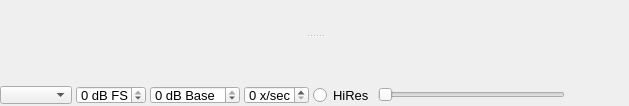
Qt form application/spectrumwidget.ui (oldscienceguy/PebbleSDR) before a commit.
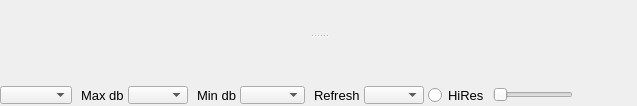
The same form after that commit.

```diff
--- a/application/spectrumwidget.ui
+++ b/application/spectrumwidget.ui
@@ -261,16 +261,25 @@
            </widget>
           </item>
           <item>
-           <widget class="QSpinBox" name="maxDbBox">
-            <property name="minimumSize">
-             <size>
-              <width>0</width>
-              <height>18</height>
-             </size>
+           <widget class="QLabel" name="label">
+            <property name="font">
+             <font>
+              <pointsize>10</pointsize>
+             </font>
             </property>
+            <property name="text">
+             <string>Max db</string>
+            </property>
+            <property name="indent">
+             <number>5</number>
+            </property>
+           </widget>
+          </item>
+          <item>
+           <widget class="QComboBox" name="maxDbBox">
             <property name="maximumSize">
              <size>
-              <width>70</width>
+              <width>60</width>
               <height>18</height>
              </size>
             </property>
@@ -279,37 +288,31 @@
               <pointsize>10</pointsize>
              </font>
             </property>
-            <property name="suffix">
-             <string> dB FS</string>
-            </property>
-            <property name="prefix">
+            <property name="currentText">
              <string/>
             </property>
-            <property name="minimum">
-             <number>-140</number>
+           </widget>
+          </item>
+          <item>
+           <widget class="QLabel" name="label_2">
+            <property name="font">
+             <font>
+              <pointsize>10</pointsize>
+             </font>
             </property>
-            <property name="maximum">
-             <number>0</number>
+            <property name="text">
+             <string>Min db</string>
             </property>
-            <property name="singleStep">
+            <property name="indent">
              <number>5</number>
             </property>
-            <property name="value">
-             <number>0</number>
-            </property>
            </widget>
           </item>
           <item>
-           <widget class="QSpinBox" name="minDbBox">
-            <property name="minimumSize">
-             <size>
-              <width>90</width>
-              <height>18</height>
-             </size>
-            </property>
+           <widget class="QComboBox" name="minDbBox">
             <property name="maximumSize">
              <size>
-              <width>90</width>
+              <width>65</width>
               <height>18</height>
              </size>
             </property>
@@ -318,37 +321,28 @@
               <pointsize>10</pointsize>
              </font>
             </property>
-            <property name="suffix">
-             <string> dB Base</string>
+           </widget>
+          </item>
+          <item>
+           <widget class="QLabel" name="label_3">
+            <property name="font">
+             <font>
+              <pointsize>10</pointsize>
+             </font>
             </property>
-            <property name="prefix">
-             <string/>
+            <property name="text">
+             <string>Refresh</string>
             </property>
-            <property name="minimum">
-             <number>-140</number>
-            </property>
-            <property name="maximum">
-             <number>0</number>
-            </property>
-            <property name="singleStep">
+            <property name="indent">
              <number>5</number>
             </property>
-            <property name="value">
-             <number>0</number>
-            </property>
            </widget>
           </item>
           <item>
-           <widget class="QSpinBox" name="updatesPerSec">
-            <property name="minimumSize">
-             <size>
-              <width>65</width>
-              <height>18</height>
-             </size>
-            </property>
+           <widget class="QComboBox" name="updatesPerSec">
             <property name="maximumSize">
              <size>
-              <width>65</width>
+              <width>60</width>
               <height>18</height>
              </size>
             </property>
@@ -357,12 +351,6 @@
               <pointsize>10</pointsize>
              </font>
             </property>
-            <property name="suffix">
-             <string> x/sec</string>
-            </property>
-            <property name="prefix">
-             <string/>
-            </property>
            </widget>
           </item>
           <item>
```
